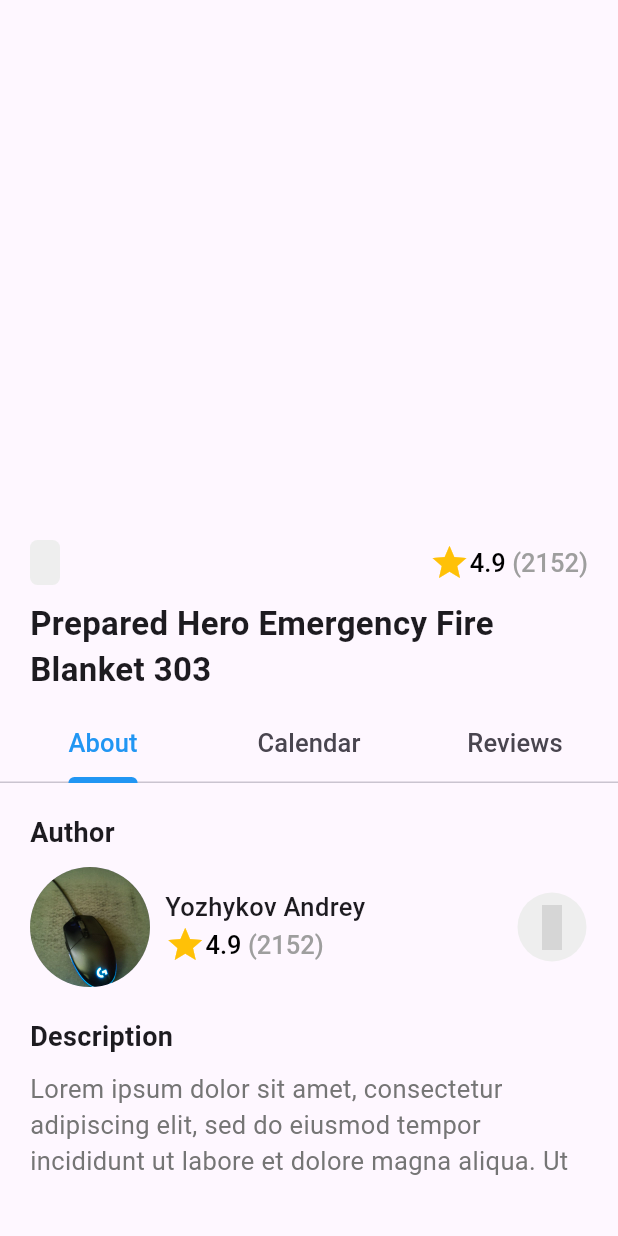
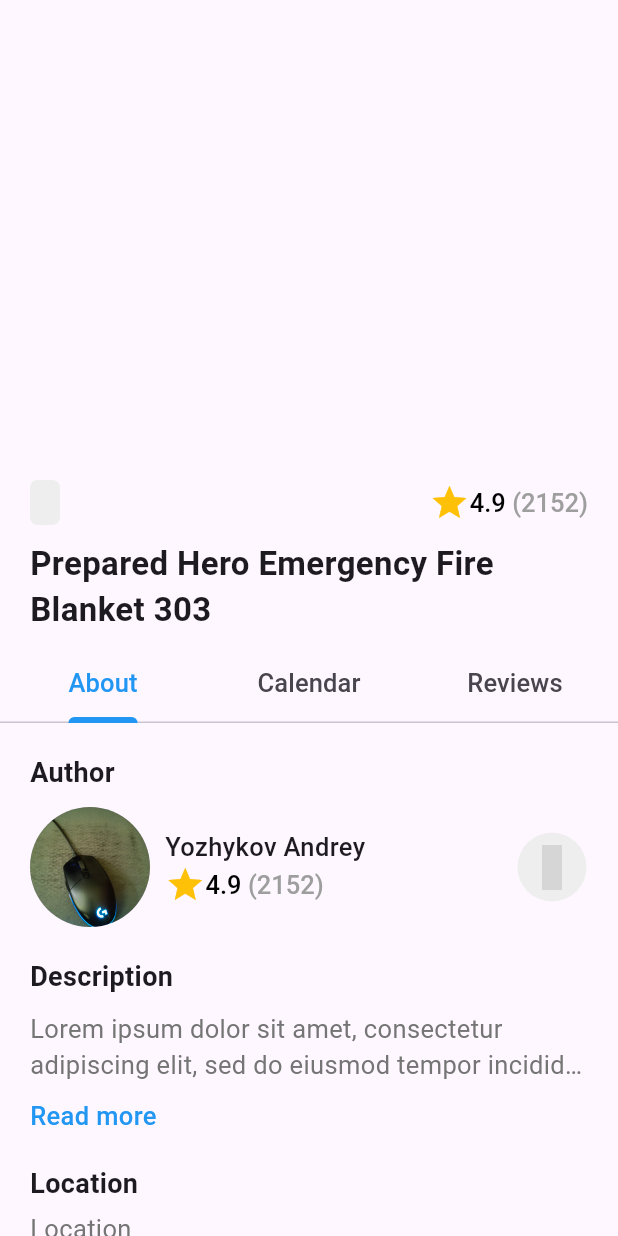
Before and after one commit to yozhykovanatolii/MarketplaceMusicalInstrumentsApp, a Flutter app: the ListingDetailPage screen opened directly with empty values, on a phone screen of 412 x 824 dp. Run offline on Flutter 3.47's test engine with Material 3 defaults, Android fonts, the phone set to English and light mode, and no system bars; our stand-ins replace another_flutter_splash_screen, bloc, cloud_firestore, firebase_auth, firebase_core, flutter_bloc and 6 more; accounts and stored records are empty; grey boxes are pictures that could not be loaded.

Commit message:
Updating PhotoListingSection, AboutSection and creating ReadMoreText and ImageGalleryDialog

```diff
--- a/lib/presentation/page/listing_detail/listing_detail_page.dart
+++ b/lib/presentation/page/listing_detail/listing_detail_page.dart
@@ -18,7 +18,6 @@ class ListingDetailPage extends StatelessWidget {
       length: 3,
       child: Scaffold(
         body: SafeArea(
-          minimum: const EdgeInsets.symmetric(vertical: 40),
           child: SingleChildScrollView(
             child: Column(
               crossAxisAlignment: CrossAxisAlignment.start,
--- a/lib/presentation/page/listing_detail/widget/about_section.dart
+++ b/lib/presentation/page/listing_detail/widget/about_section.dart
@@ -3,6 +3,7 @@ import 'package:google_maps_flutter/google_maps_flutter.dart';
 import 'package:iconsax_flutter/iconsax_flutter.dart';
 import 'package:marketplace_musical_instruments_app/core/widget/average_rating_section.dart';
 import 'package:marketplace_musical_instruments_app/core/widget/listing_mini_google_map.dart';
+import 'package:marketplace_musical_instruments_app/presentation/page/listing_detail/widget/read_more_text.dart';
 
 class AboutSection extends StatelessWidget {
   final Map<String, double> location;
@@ -37,12 +38,9 @@ class AboutSection extends StatelessWidget {
             ),
           ),
           const SizedBox(height: 10),
-          Text(
-            'Lorem ipsum dolor sit amet, consectetur adipiscing elit, sed do eiusmod tempor incididunt ut labore et dolore magna aliqua. Ut enim ad minim veniam, quis nostrud exercitation ullamco laboris nisi ut aliquip ex ea commodo consequat. Duis aute irure dolor in reprehenderit in voluptate velit esse cillum dolore eu fugiat nulla pariatur. Excepteur sint occaecat cupidatat non proident, sunt in culpa qui officia deserunt mollit anim id est laborum.',
-            style: TextStyle(
-              color: Colors.grey[600],
-              fontSize: MediaQuery.textScalerOf(context).scale(17),
-            ),
+          const ReadMoreText(
+            text:
+                'Lorem ipsum dolor sit amet, consectetur adipiscing elit, sed do eiusmod tempor incididunt ut labore et dolore magna aliqua. Ut enim ad minim veniam, quis nostrud exercitation ullamco laboris nisi ut aliquip ex ea commodo consequat. Duis aute irure dolor in reprehenderit in voluptate velit esse cillum dolore eu fugiat nulla pariatur. Excepteur sint occaecat cupidatat non proident, sunt in culpa qui officia deserunt mollit anim id est laborum.',
           ),
           const SizedBox(height: 20),
           Text(
--- /dev/null
+++ b/lib/presentation/page/listing_detail/widget/read_more_text.dart
@@ -0,0 +1,79 @@
+import 'package:flutter/material.dart';
+
+class ReadMoreText extends StatefulWidget {
+  final String text;
+  final int maxLines;
+
+  const ReadMoreText({
+    super.key,
+    required this.text,
+    this.maxLines = 2,
+  });
+
+  @override
+  State<ReadMoreText> createState() => _ReadMoreTextState();
+}
+
+class _ReadMoreTextState extends State<ReadMoreText> {
+  bool _isReadMore = true;
+  bool _isOverflowing = false;
+
+  @override
+  void didChangeDependencies() {
+    _checkIfTextOverflow();
+    super.didChangeDependencies();
+  }
+
+  void _readTextMore() {
+    setState(() {
+      _isReadMore = !_isReadMore;
+    });
+  }
+
+  void _checkIfTextOverflow() {
+    final textSpan = TextSpan(
+      text: widget.text,
+      style: DefaultTextStyle.of(context).style,
+    );
+    final textPainter = TextPainter(
+      text: textSpan,
+      maxLines: widget.maxLines,
+      textDirection: TextDirection.ltr,
+    );
+    textPainter.layout(maxWidth: MediaQuery.of(context).size.width);
+    setState(() {
+      _isOverflowing = textPainter.didExceedMaxLines;
+    });
+  }
+
+  @override
+  Widget build(BuildContext context) {
+    return Column(
+      crossAxisAlignment: CrossAxisAlignment.start,
+      spacing: 10,
+      children: [
+        Text(
+          widget.text,
+          maxLines: _isReadMore ? widget.maxLines : null,
+          overflow: _isReadMore ? TextOverflow.ellipsis : null,
+          style: TextStyle(
+            color: Colors.grey[600],
+            fontSize: MediaQuery.textScalerOf(context).scale(17),
+          ),
+        ),
+        if (_isOverflowing)
+          GestureDetector(
+            onTap: _readTextMore,
+            child: Text(
+              _isReadMore ? 'Read more ' : 'Read less',
+              style: TextStyle(
+                color: Colors.blue,
+                fontWeight: FontWeight.w500,
+                fontSize: MediaQuery.textScalerOf(context).scale(17),
+              ),
+            ),
+          ),
+      ],
+    );
+  }
+}
```
Also changed, not shown: lib/presentation/page/listing_detail/widget/image_gallery_dialog.dart (added, +39 -0 lines), lib/presentation/page/listing_detail/widget/photo_listing_section.dart (+22 -6 lines).
